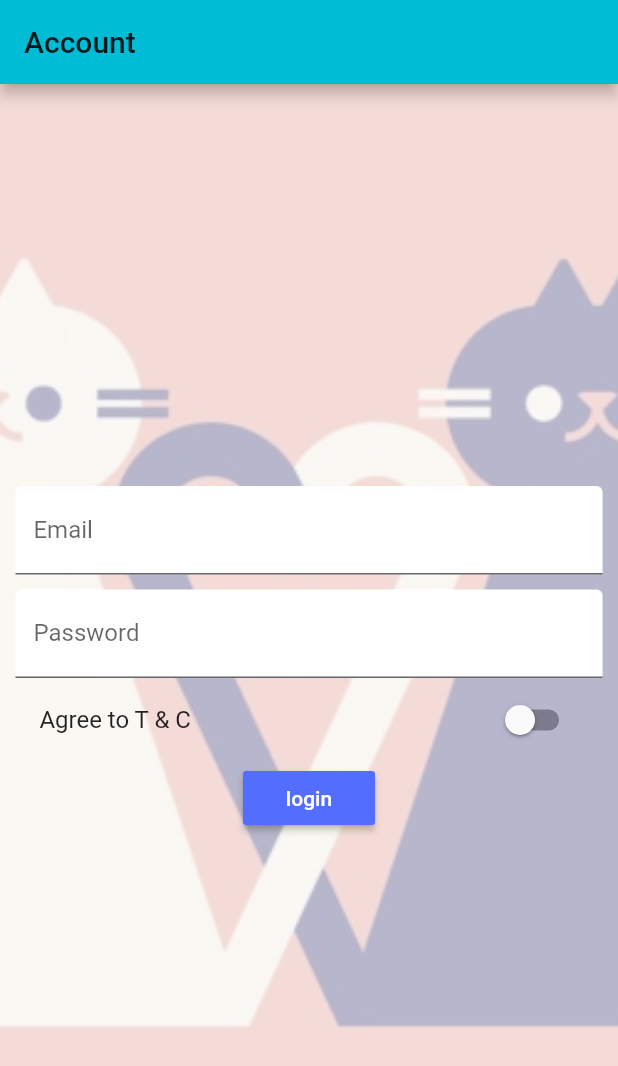
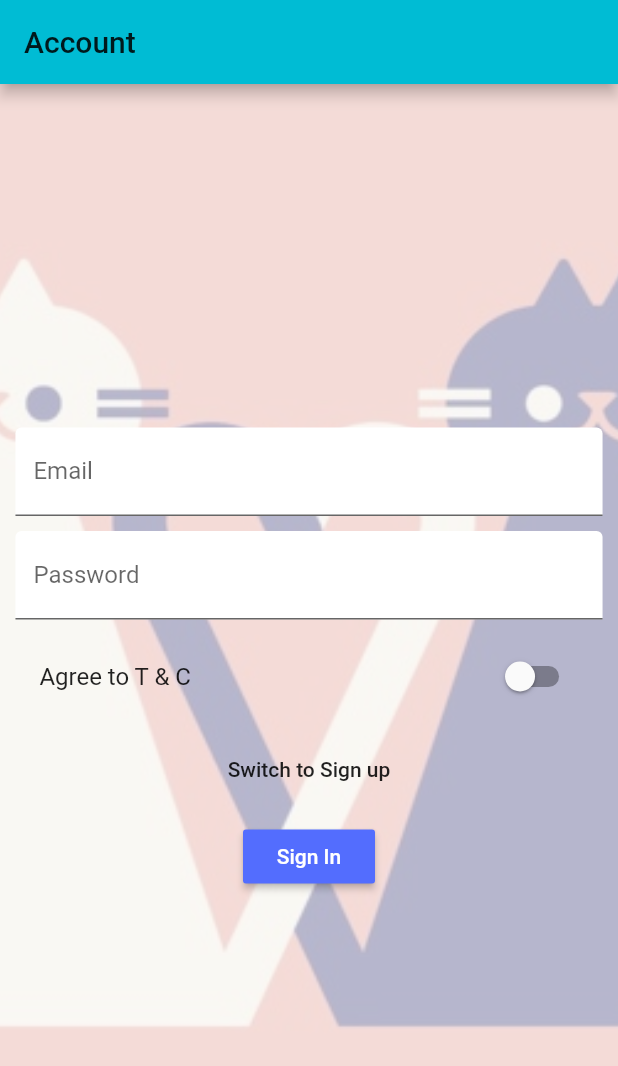
Before and after one commit to keronei/flutter-vet-manager, a Flutter app: the screen it shows after launch, on a phone screen of 412 x 824 dp. Shown: the top 1066 px of the screen. Run offline on Flutter 3.47's test engine with Material 2 defaults, Android fonts, the phone set to English and light mode, and no system bars; accounts and stored records are empty.

Commit message:
Added confirm password and toggle sign-up + sign-in

```diff
--- a/lib/paging/auth.dart
+++ b/lib/paging/auth.dart
@@ -5,6 +5,8 @@
 import 'package:flutter/material.dart';
 import 'package:scoped_model/scoped_model.dart';
 import '../scoped_models/main.dart';
+
+enum AuthMode { signUp, signIn }
 
 class AuthPage extends StatefulWidget {
   @override
@@ -21,6 +23,10 @@ class _AuthState extends State<AuthPage> {
   };
 
   final GlobalKey<FormState> _formKey = GlobalKey<FormState>();
+
+  final TextEditingController processPassword = new TextEditingController();
+
+  AuthMode _authMode = AuthMode.signIn;
 
   DecorationImage _decorationImageBuilder() {
     return DecorationImage(
@@ -48,8 +54,25 @@ class _AuthState extends State<AuthPage> {
     );
   }
 
+  Widget _userConfirmPasswordTF() {
+    return TextFormField(
+      obscureText: true,
+      decoration: InputDecoration(
+          labelText: "Confirm Password", filled: true, fillColor: Colors.white),
+      validator: (String pass) {
+        if (pass.isEmpty || processPassword.text != pass) {
+          return 'Passwords should match';
+        }
+      },
+      onSaved: (String pass) {
+        _formAuthData['password'] = pass;
+      },
+    );
+  }
+
   Widget _userPasswordTF() {
     return TextFormField(
+      controller: processPassword,
       obscureText: true,
       decoration: InputDecoration(
           labelText: "Password", filled: true, fillColor: Colors.white),
@@ -112,13 +135,34 @@ class _AuthState extends State<AuthPage> {
                       height: 10.0,
                     ),
                     _userPasswordTF(),
+                    SizedBox(
+                      height: 10.0,
+                    ),
+
+                    _authMode == AuthMode.signUp ? _userConfirmPasswordTF() : Container(),
                     _buildSwitchTile(),
+                    SizedBox(
+                      height: 10.0,
+                    ),
+                    FlatButton(
+                        onPressed: () {
+                          setState(() {
+                            _authMode = _authMode == AuthMode.signIn
+                                ? AuthMode.signUp
+                                : AuthMode.signIn;
+                          });
+                        },
+                        child: Text(
+                            "Switch to ${_authMode == AuthMode.signIn ? 'Sign up' : 'Sign in'}")),
+                    SizedBox(
+                      height: 10.0,
+                    ),
                     ScopedModelDescendant<MainModel>(
                       builder: (BuildContext, Widget child, MainModel model) {
                         return RaisedButton(
-                          child: Text('login'),
+                          child: Text(_authMode == AuthMode.signIn ? 'Sign In' : 'Sign Up'),
                           textColor: Colors.white,
-                          onPressed:()=> _submitLogin(model.login),
+                          onPressed: () => _submitLogin(model.login),
                         );
                       },
                     )
```
